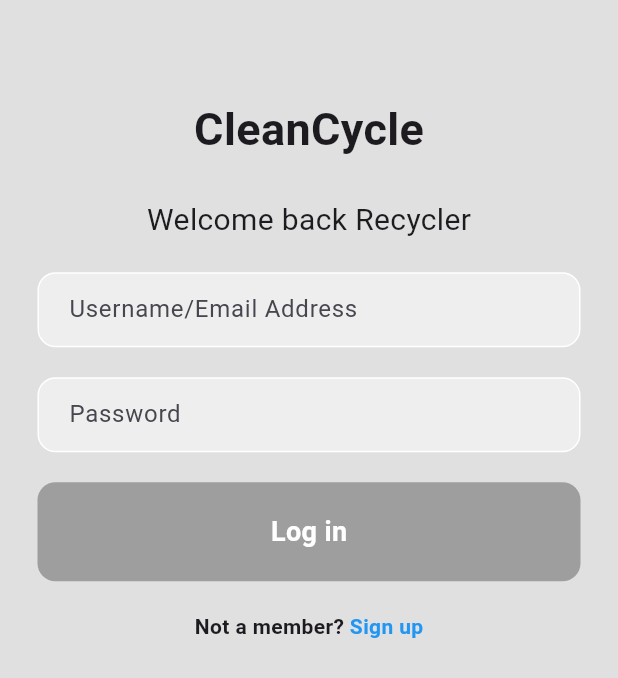
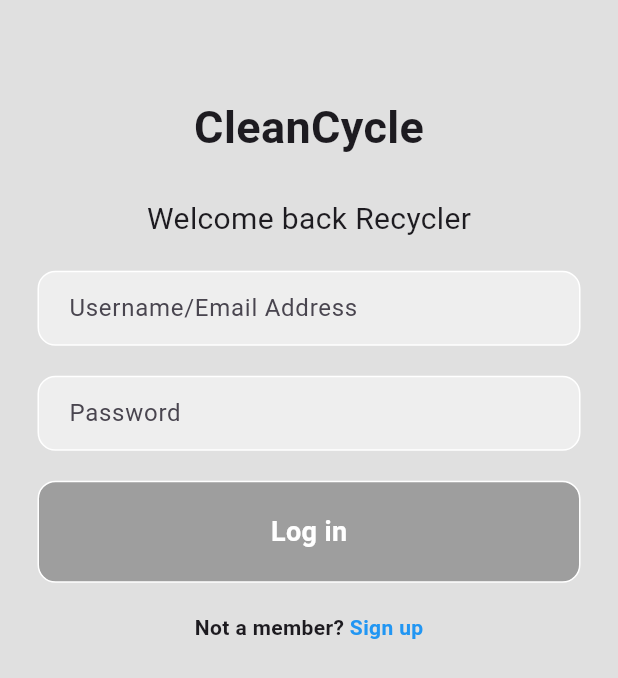
Before and after one commit to rkareem2/Clean-Cycle_flutter-app, a Flutter app: the screen it shows after launch, on a phone screen of 412 x 824 dp. Shown: the part 249-927 px from the top of the screen. Run offline on Flutter 3.47's test engine with Material 3 defaults, Android fonts, the phone set to English and light mode, and no system bars.

Commit message:
- Created another folder in lib called components to store reusable components like button. - I named one of the components my_button which contained a class, with this anyone can always use buttons without having to code them from scratch - I added the button to the Login pages - Now when we press the Login button it goes straight to the basic home page - Also made some routes on main.

```diff
--- /dev/null
+++ b/clean_cycle/lib/components/my_button.dart
@@ -0,0 +1,43 @@
+import 'package:flutter/material.dart';
+
+class MyButton extends StatelessWidget {
+  final Function()? onTap;
+  final String text;
+
+  const MyButton({
+    Key? key,
+    required this.text,
+    required this.onTap,
+  }) : super(key: key);
+
+  @override
+  Widget build(BuildContext context) {
+    return GestureDetector(
+      onTap: onTap,
+      child: Padding(
+        padding: const EdgeInsets.symmetric(horizontal: 25.0),
+        child: Container(
+          decoration: BoxDecoration(
+            color: Colors.grey,
+            border: Border.all(color: Colors.white),
+            borderRadius: BorderRadius.circular(12),
+          ),
+          child: Padding(
+            padding: const EdgeInsets.all(20.0),
+            child: Center(
+              child: Text(
+                text,
+                // ignore: prefer_const_constructors
+                style: TextStyle(
+                  color: Colors.white, // Adjust color as needed
+                  fontWeight: FontWeight.bold,
+                  fontSize: 18,
+                ),
+              ),
+            ),
+          ),
+        ),
+      ),
+    );
+  }
+}
--- a/clean_cycle/lib/main.dart
+++ b/clean_cycle/lib/main.dart
@@ -1,3 +1,4 @@
+import 'package:clean_cycle/pages/home_page.dart';
 import 'package:clean_cycle/pages/login.dart';
 import 'package:flutter/material.dart';
 
@@ -8,12 +9,14 @@ void main() {
 class MyApp extends StatelessWidget {
   const MyApp({super.key});
 
-  // This widget is the root of your application.
   @override
   Widget build(BuildContext context) {
     return MaterialApp(
       debugShowCheckedModeBanner: false,
       home: LoginPage(),
+      routes: {
+        '/login': (context) => HomePage(),
+      },
     );
   }
 }
--- a/clean_cycle/lib/pages/login.dart
+++ b/clean_cycle/lib/pages/login.dart
@@ -1,3 +1,4 @@
+import 'package:clean_cycle/components/my_button.dart';
 import 'package:flutter/material.dart';
 import 'package:flutter/rendering.dart';
 import 'package:flutter/widgets.dart';
@@ -100,27 +101,13 @@ class _LoginPageState extends State<LoginPage> {
               SizedBox(height: 20),
 
               // sign in button
-              Padding(
-                padding: const EdgeInsets.symmetric(horizontal: 25.0),
-                child: Container(
-                  padding: EdgeInsets.all(20),
-                  decoration: BoxDecoration(
-                    color: Colors.grey,
-                    borderRadius: BorderRadius.circular(12),
-                  ),
-                  // ignore: prefer_const_constructors
-                  child: Center(
-                    // ignore: prefer_const_constructors
-                    child: Text('Log in',
-                        // ignore: prefer_const_constructors
-                        style: TextStyle(
-                          color: Colors.white,
-                          fontWeight: FontWeight.bold,
-                          fontSize: 18,
-                        )),
-                  ),
-                ),
-              ), // ignore: prefer_const_constructors
+              MyButton(
+                  text: 'Log in',
+                  onTap: () {
+                    Navigator.pushNamed(context, '/login');
+                  }),
+
+              // ignore: prefer_const_constructors
               SizedBox(height: 20),
 
               // ignore: prefer_const_constructors
```
Also changed, not shown: clean_cycle/lib/pages/Home_page.dart (+3 -21 lines).
